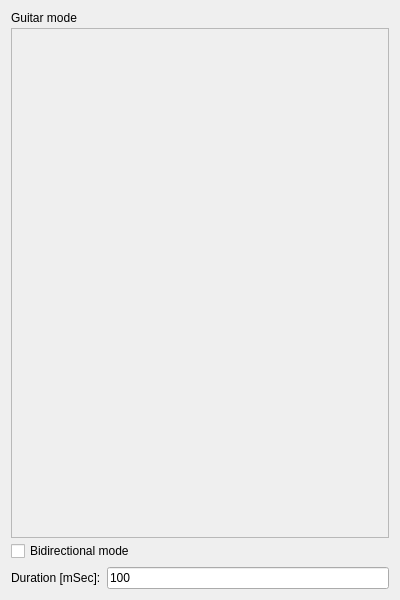
Qt form src/View/MainWindow.ui (sergsave/MagicCubiano) before a commit.
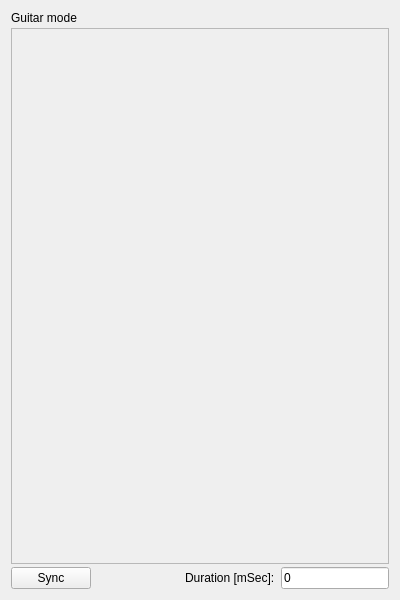
The same form after that commit.

Commit message: Change bidirect mode to sync button

```diff
--- a/src/View/MainWindow.ui
+++ b/src/View/MainWindow.ui
@@ -39,9 +39,30 @@
     </widget>
    </item>
    <item>
-    <layout class="QGridLayout" name="gridLayout">
-     <item row="1" column="0">
-      <layout class="QHBoxLayout" name="horizontalLayout_3">
+    <layout class="QHBoxLayout" name="horizontalLayout_2">
+     <item>
+      <widget class="QPushButton" name="syncButton">
+       <property name="text">
+        <string>Sync</string>
+       </property>
+       <property name="checkable">
+        <bool>false</bool>
+       </property>
+      </widget>
+     </item>
+     <item>
+      <spacer name="horizontalSpacer">
+       <property name="orientation">
+        <enum>Qt::Horizontal</enum>
+       </property>
+       <property name="sizeHint" stdset="0">
+        <size>
+         <width>40</width>
+         <height>20</height>
+        </size>
+       </property>
+      </spacer>
+     </item>
        <item>
         <widget class="QLabel" name="durLabel">
          <property name="text">
@@ -52,16 +73,7 @@
        <item>
         <widget class="QLineEdit" name="durLineEdit">
          <property name="text">
-          <string>100</string>
-         </property>
-        </widget>
-       </item>
-      </layout>
-     </item>
-     <item row="0" column="0">
-      <widget class="QCheckBox" name="bidrectCheckBox">
-       <property name="text">
-        <string>Bidirectional mode</string>
+        <string>0</string>
        </property>
       </widget>
      </item>
```
Lines whose indentation alone changed are shown as unchanged. The commit also changes 7 other files.
